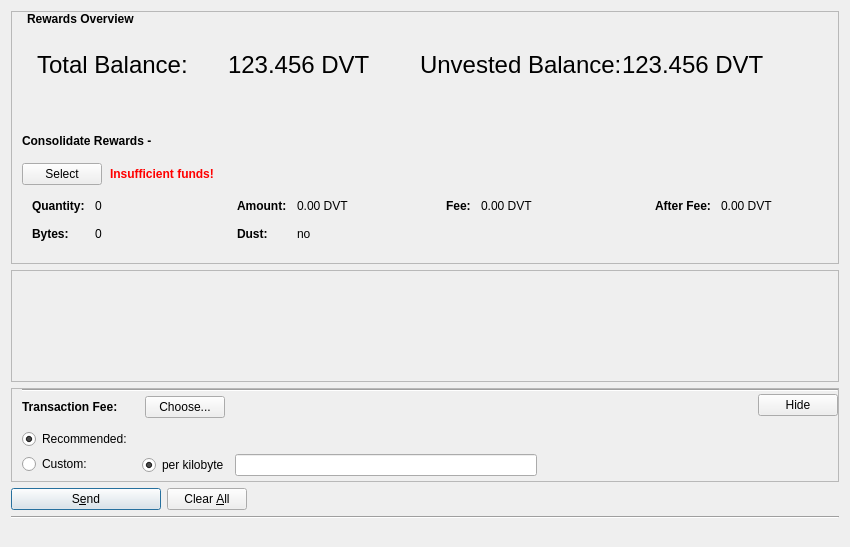
Before: the Qt Designer form src/qt/forms/rewardsdialog.ui in devaultcrypto/devault, drawn with Qt 5.
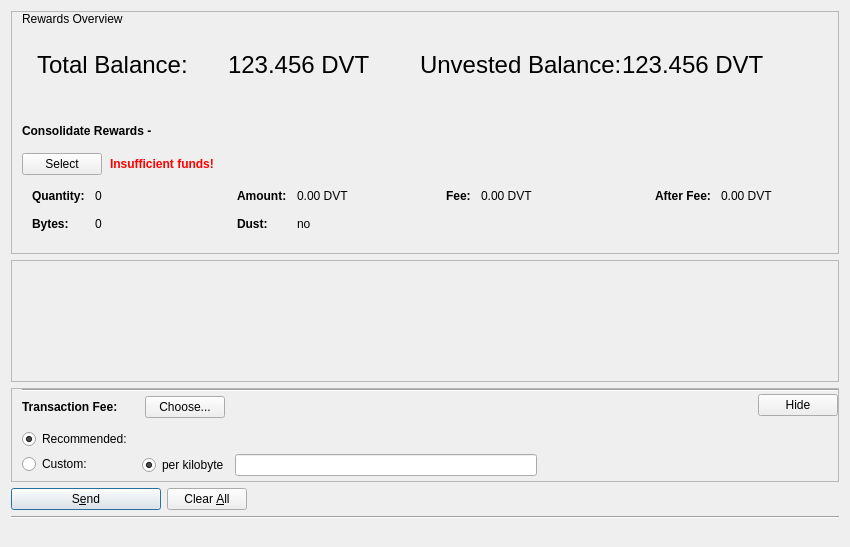
After: the same form once the commit is applied. Icons and pictures are not drawn. Custom widgets are drawn as their Qt base class.

Commit message: style rewards page

The edit to the form file:
```diff
--- a/src/qt/forms/rewardsdialog.ui
+++ b/src/qt/forms/rewardsdialog.ui
@@ -56,7 +56,7 @@
       <item>
        <layout class="QHBoxLayout" name="horizontalLayoutRewardControl4">
         <property name="leftMargin">
-         <number>15</number>
+         <number>10</number>
         </property>
         <property name="bottomMargin">
          <number>10</number>
@@ -69,15 +69,6 @@
             <verstretch>0</verstretch>
            </sizepolicy>
           </property>
-          <property name="font">
-           <font>
-            <weight>75</weight>
-            <bold>true</bold>
-           </font>
-          </property>
-          <property name="styleSheet">
-           <string notr="true">font-weight:bold;</string>
-          </property>
           <property name="text">
            <string>Rewards Overview</string>
           </property>
@@ -207,7 +198,7 @@
           <property name="sizeHint" stdset="0">
            <size>
             <width>40</width>
-            <height>30</height>
+            <height>20</height>
            </size>
           </property>
          </spacer>
```
The commit also changes 2 other files.
